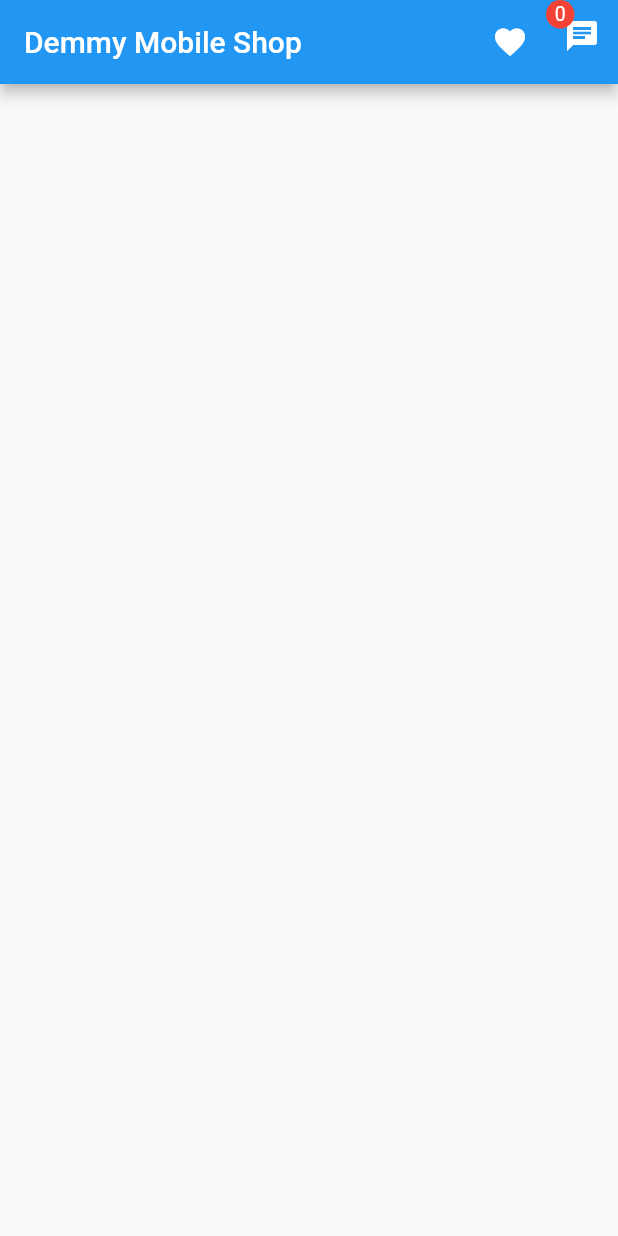
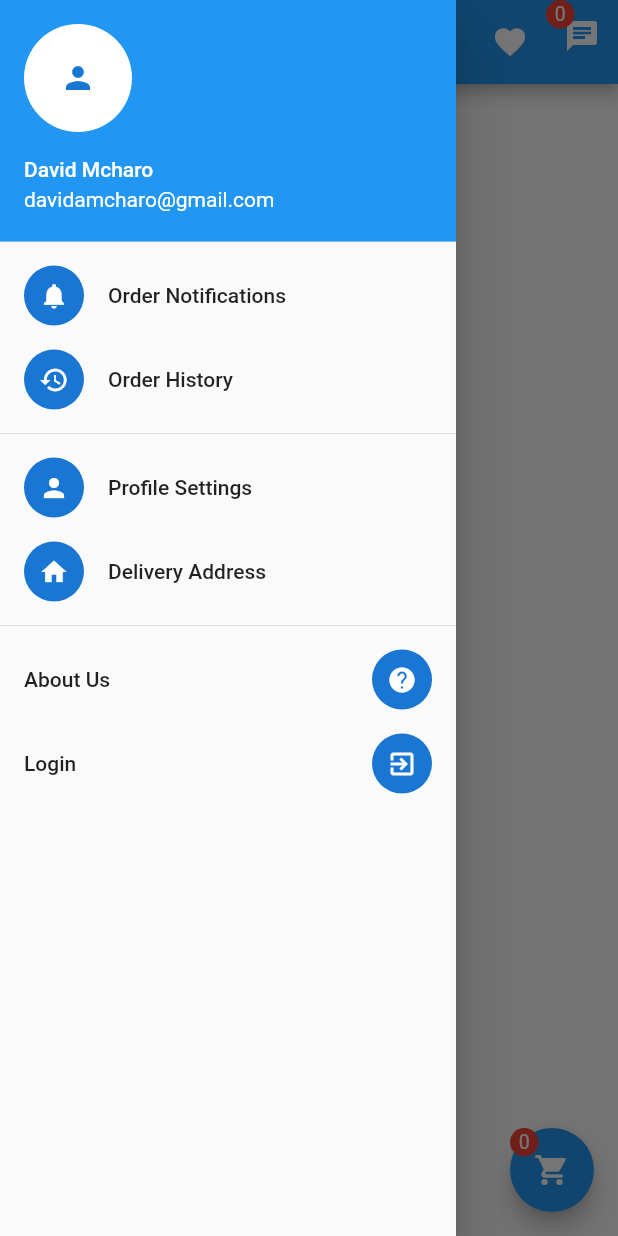
Before and after one commit to McharoDavid/demmy_shop, a Flutter app: the screen it shows after launch, with the side drawer open (before the commit the screen has no drawer), on a phone screen of 412 x 824 dp. Run offline on Flutter 3.47's test engine with Material 2 defaults, Android fonts, the phone set to English and light mode, and no system bars.

Commit message:
First Flutter Mobile Application.. completed the drawer UI in the homepage, and now moving to making the favorites UI and messages UI

```diff
--- a/lib/userScreens/myHomePage.dart
+++ b/lib/userScreens/myHomePage.dart
@@ -10,7 +10,8 @@ class _MyHomePageState extends State<MyHomePage> {
   Widget build(BuildContext context) {
     return Scaffold(
       appBar: new AppBar(
-        title: new Text("Demmy Mobile Shop"),
+        title: new Text("Foreign Snacks"),
+        centerTitle: true,
         actions: <Widget>[
           new IconButton(icon: new Icon(Icons.favorite, color: Colors.white,), onPressed: null),
           new Stack(
@@ -26,6 +27,98 @@ class _MyHomePageState extends State<MyHomePage> {
           )
         ],
       ),
+      body: new Center(
+        child: new Text("My Homepage Store", style: new TextStyle(fontSize: 20.0),),
+      ),
+      floatingActionButton: Stack(
+        alignment: Alignment.topLeft,
+        children: <Widget>[
+          new FloatingActionButton(onPressed: null,
+              child: new Icon(Icons.shopping_cart)),
+          new CircleAvatar(
+            radius: 9.5,
+            backgroundColor: Colors.red,
+            child: new Text("0", style: new TextStyle(color: Colors.white, fontSize: 13.0),),
+          )
+        ],
+      ),
+      drawer: new Drawer(
+        child: new Column(
+          children: <Widget>[
+            new UserAccountsDrawerHeader(
+                accountName: new Text("David Mcharo"),
+                accountEmail: new Text("davidamcharo@gmail.com"),
+              currentAccountPicture: new CircleAvatar(
+                backgroundColor: Colors.white,
+                child: new Icon(Icons.person),
+              ),
+            ),
+            new ListTile(
+              leading: new CircleAvatar(
+                child: new Icon(
+                  Icons.notifications,
+                  color: Colors.white,
+                  size: 20.0,
+                ),
+              ),
+              title: new Text("Order Notifications"),
+            ),
+            new ListTile(
+              leading: new CircleAvatar(
+                child: new Icon(
+                  Icons.history,
+                  color: Colors.white,
+                  size: 20.0,
+                ),
+              ),
+              title: new Text("Order History"),
+            ),
+            new Divider(),
+            new ListTile(
+              leading: new CircleAvatar(
+                child: new Icon(
+                  Icons.person,
+                  color: Colors.white,
+                  size: 20.0,
+                ),
+              ),
+              title: new Text("Profile Settings"),
+            ),
+            new ListTile(
+              leading: new CircleAvatar(
+                child: new Icon(
+                  Icons.home,
+                  color: Colors.white,
+                  size: 20.0,
+                ),
+              ),
+              title: new Text("Delivery Address"),
+            ),
+            new Divider(),
+            new ListTile(
+              trailing: new CircleAvatar(
+                child: new Icon(
+                  Icons.help,
+                  color: Colors.white,
+                  size: 20.0,
+                ),
+              ),
+              title: new Text("About Us"),
+            ),
+            new ListTile(
+              trailing: new CircleAvatar(
+                child: new Icon(
+                  Icons.exit_to_app,
+                  color: Colors.white,
+                  size: 20.0,
+                ),
+              ),
+              title: new Text("Login"),
+            ),
+          ],
+        ),
+      ),
+
 
     );
   }
```
Also changed, not shown: lib/userScreens/favorites.dart (added).
